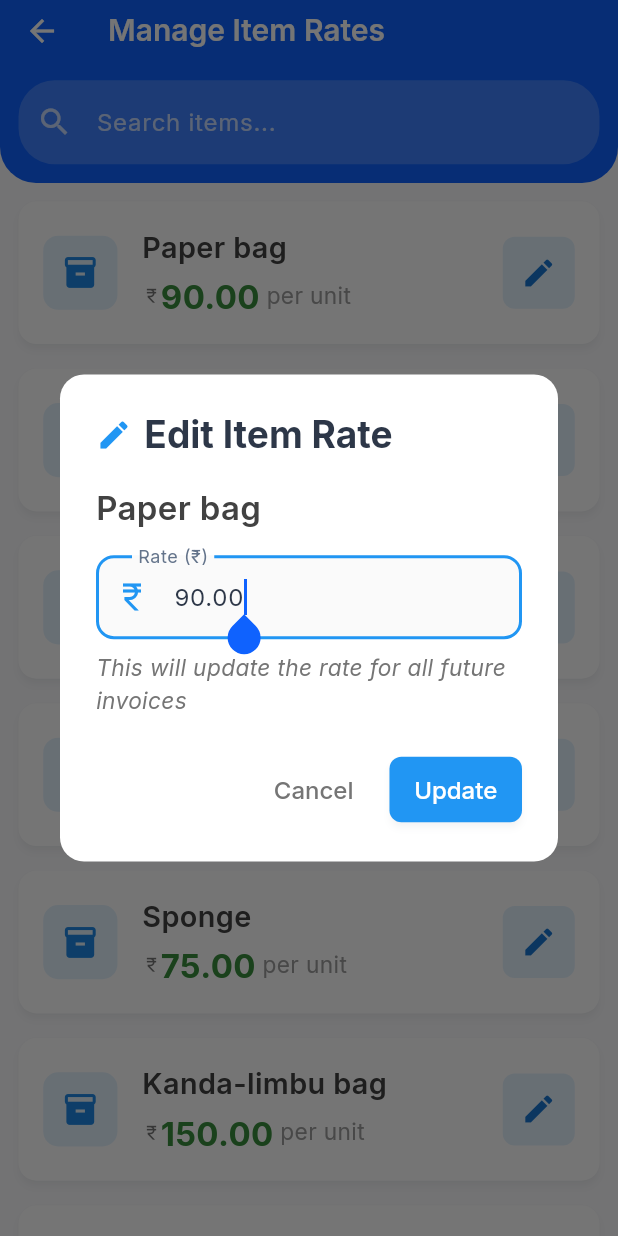
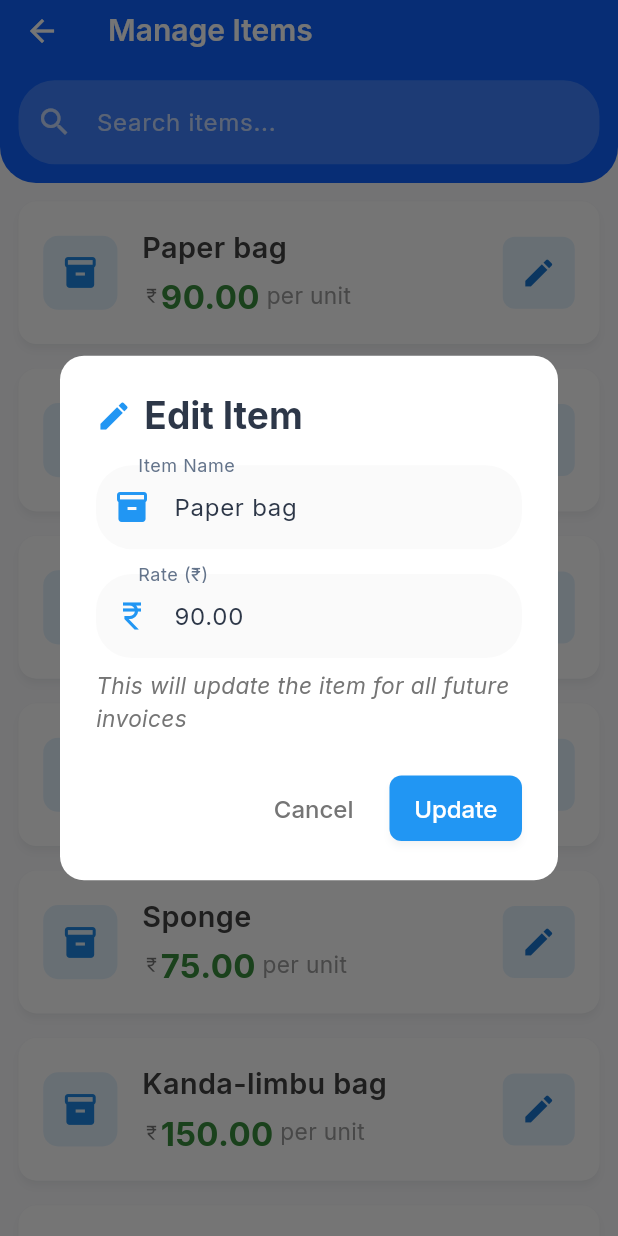
Before and after one commit to Sarthak030506/invoiceflow, a Flutter app: the ItemsScreen screen opened by its route, after a tap on the "edit" icon, on a phone screen of 412 x 824 dp. Run offline on Flutter 3.47's test engine with Material 3 defaults, Android fonts, the phone set to English and light mode, and no system bars; our stand-ins replace cached_network_image, cloud_firestore, contacts_service, csv, dio, file_picker and 15 more; accounts and stored records are empty.

Commit message:
feat: Enhance Manage Items to support editing both names and rates
Renamed "Manage Item Rates" to "Manage Items" and added full item editing
functionality. Users can now edit both item names and prices, not just rates.

Changes:
- Renamed section from "Manage Item Rates" to "Manage Items" in:
  * Screen title (items_screen.dart)
  * Drawer menu (home_dashboard.dart)
  * Dialog title (rate_edit_dialog.dart)

- Enhanced RateEditDialog:
  * Added name input field with TextEditingController
  * Updated validation to check both name and rate
  * Changed title from "Edit Item Rate" to "Edit Item"
  * Updated info text to reflect full item editing
  * Changed tooltip from "Edit rate" to "Edit item"

- Added CatalogService.updateItemNameAndRate() method:
  * Validates both name and rate inputs
  * Fetches item from ItemsService
  * Uses copyWith() to create updated ProductCatalogItem
  * Updates item in Firestore via ItemsService
  * Clears cache to force refresh

- Updated drawer subtitle to "Edit item names and prices"

Database changes:
- Uses existing ItemsService.updateItem() method
- Updates items in items_catalog collection in Firestore
- No schema changes needed - name and rate fields already exist

```diff
--- a/lib/presentation/home_dashboard/home_dashboard.dart
+++ b/lib/presentation/home_dashboard/home_dashboard.dart
@@ -218,7 +218,7 @@ class _HomeDashboardState extends State<HomeDashboard> {
         } else {
           ScaffoldMessenger.of(context).showSnackBar(
             SnackBar(
-              content: const Text('✓ Loaded data from Local Database'),
+              content: const Text('✓ Loaded data from Central Database'),
               backgroundColor: Colors.green,
               duration: const Duration(seconds: 2),
             ),
@@ -241,7 +241,7 @@ class _HomeDashboardState extends State<HomeDashboard> {
       if (mounted) {
         ScaffoldMessenger.of(context).showSnackBar(
           const SnackBar(
-            content: Text('Data refreshed successfully from Local Database'),
+            content: Text('Data refreshed successfully from Central Database'),
             duration: Duration(seconds: 2),
           ),
         );
@@ -389,13 +389,13 @@ class _HomeDashboardState extends State<HomeDashboard> {
             ListTile(
               leading: Icon(Icons.shopping_basket, color: Colors.purple.shade600),
               title: Text(
-                'Manage Item Rates',
+                'Manage Items',
                 style: TextStyle(
                   fontSize: 16.sp,
                   fontWeight: FontWeight.w500,
                 ),
               ),
-              subtitle: Text('Edit prices for all items'),
+              subtitle: Text('Edit item names and prices'),
               onTap: () {
                 Navigator.pop(context);
                 Navigator.pushNamed(context, '/items-screen');
@@ -603,7 +603,7 @@ class _HomeDashboardState extends State<HomeDashboard> {
                                 crossAxisAlignment: CrossAxisAlignment.start,
                                 children: [
                                   Text(
-                                    'Data Source: Local Database',
+                                    'Data Source: Central Database',
                                     style: Theme.of(context)
                                         .textTheme
                                         .bodySmall
@@ -1353,7 +1353,7 @@ class _HomeDashboardState extends State<HomeDashboard> {
           ),
           SizedBox(height: 1.h),
           Text(
-            'No invoice data found in local storage. Please add a new invoice.',
+            'No invoice data found in Central storage. Please add a new invoice.',
             textAlign: TextAlign.center,
             style: Theme.of(context)
                 .textTheme
--- a/lib/presentation/items_screen/items_screen.dart
+++ b/lib/presentation/items_screen/items_screen.dart
@@ -93,7 +93,7 @@ class _ItemsScreenState extends State<ItemsScreen> {
   Widget build(BuildContext context) {
     return Scaffold(
       appBar: AppBar(
-        title: const Text('Manage Item Rates'),
+        title: const Text('Manage Items'),
         bottom: PreferredSize(
           preferredSize: Size.fromHeight(8.h),
           child: Container(
@@ -261,7 +261,7 @@ class _ItemCard extends StatelessWidget {
                     color: Colors.blue.shade700,
                   ),
                   onPressed: onEditRate,
-                  tooltip: 'Edit rate',
+                  tooltip: 'Edit item',
                 ),
               ),
             ],
--- a/lib/services/catalog_service.dart
+++ b/lib/services/catalog_service.dart
@@ -129,6 +129,47 @@ class CatalogService {
     }
   }
 
+  // Update item name and rate
+  Future<void> updateItemNameAndRate(int itemId, String newName, double newRate) async {
+    try {
+      // Validate input
+      if (newName.trim().isEmpty) {
+        throw Exception('Item name cannot be empty');
+      }
+      if (newRate <= 0) {
+        throw Exception('Rate must be positive');
+      }
+
+      // Get all items from ItemsService
+      final allItems = await _itemsService.getAllItems();
+
+      // Find the item to update
+      final itemToUpdate = allItems.firstWhere(
+        (item) => item.id == itemId.toString(),
+        orElse: () => throw Exception('Item not found'),
+      );
+
+      // Create updated item
+      final updatedItem = itemToUpdate.copyWith(
+        name: newName.trim(),
+        rate: newRate,
+        updatedAt: DateTime.now(),
+      );
+
+      // Update in Firestore
+      await _itemsService.updateItem(updatedItem);
+
+      // Clear cache to force refresh
+      _catalogCache = null;
+      _lastCacheUpdate = null;
+
+      AppLogger.info('Item updated: $newName - ₹$newRate', 'CatalogService');
+    } catch (e) {
+      AppLogger.error('Failed to update item', 'CatalogService', e);
+      rethrow;
+    }
+  }
+
   // Reset item rate to default
   Future<void> resetItemRate(int itemId) async {
     try {
--- a/lib/widgets/rate_edit_dialog.dart
+++ b/lib/widgets/rate_edit_dialog.dart
@@ -29,6 +29,7 @@ class RateEditDialog extends StatefulWidget {
 }
 
 class _RateEditDialogState extends State<RateEditDialog> {
+  late TextEditingController _nameController;
   late TextEditingController _rateController;
   final CatalogService _catalogService = CatalogService.instance;
   bool _isLoading = false;
@@ -38,6 +39,7 @@ class _RateEditDialogState extends State<RateEditDialog> {
   @override
   void initState() {
     super.initState();
+    _nameController = TextEditingController(text: widget.item.name);
     _rateController = TextEditingController(text: widget.item.rate.toStringAsFixed(2));
     _loadRateInfo();
   }
@@ -52,19 +54,31 @@ class _RateEditDialogState extends State<RateEditDialog> {
 
   @override
   void dispose() {
+    _nameController.dispose();
     _rateController.dispose();
     super.dispose();
   }
 
   Future<void> _updateRate() async {
+    final newName = _nameController.text.trim();
     final newRateText = _rateController.text.trim();
     final newRate = double.tryParse(newRateText);
 
     // Validation
+    if (newName.isEmpty) {
+      ScaffoldMessenger.of(context).showSnackBar(
+        const SnackBar(
+          content: Text('Please enter an item name'),
+          backgroundColor: Colors.red,
+        ),
+      );
+      return;
+    }
+
     if (newRate == null || newRate <= 0) {
       ScaffoldMessenger.of(context).showSnackBar(
         const SnackBar(
-          content: Text('Please enter a valid positive number'),
+          content: Text('Please enter a valid positive rate'),
           backgroundColor: Colors.red,
         ),
       );
@@ -76,14 +90,14 @@ class _RateEditDialogState extends State<RateEditDialog> {
     });
 
     try {
-      await _catalogService.updateItemRate(widget.item.id, newRate);
+      await _catalogService.updateItemNameAndRate(widget.item.id, newName, newRate);
 
       if (!mounted) return;
 
       // Show success message
       ScaffoldMessenger.of(context).showSnackBar(
         SnackBar(
-          content: Text('Rate updated to ₹${newRate.toStringAsFixed(2)}'),
+          content: Text('Item updated successfully'),
           backgroundColor: Colors.green,
         ),
       );
@@ -100,7 +114,7 @@ class _RateEditDialogState extends State<RateEditDialog> {
 
       ScaffoldMessenger.of(context).showSnackBar(
         SnackBar(
-          content: Text('Error updating rate: ${e.toString()}'),
+          content: Text('Error updating item: ${e.toString()}'),
           backgroundColor: Colors.red,
         ),
       );
@@ -166,7 +180,7 @@ class _RateEditDialogState extends State<RateEditDialog> {
           SizedBox(width: 2.w),
           Expanded(
             child: Text(
-              'Edit Item Rate',
+              'Edit Item',
               style: TextStyle(fontSize: 18.sp, fontWeight: FontWeight.bold),
             ),
           ),
@@ -176,17 +190,6 @@ class _RateEditDialogState extends State<RateEditDialog> {
         mainAxisSize: MainAxisSize.min,
         crossAxisAlignment: CrossAxisAlignment.start,
         children: [
-          // Item name
-          Text(
-            widget.item.name,
-            style: TextStyle(
-              fontSize: 16.sp,
-              fontWeight: FontWeight.w600,
-              color: Colors.grey.shade800,
-            ),
-          ),
-          SizedBox(height: 2.h),
-
           // Current rate info
           if (_hasCustomRate)
             Container(
@@ -227,10 +230,30 @@ class _RateEditDialogState extends State<RateEditDialog> {
               ),
             ),
 
+          // Name input
+          TextField(
+            controller: _nameController,
+            enabled: !_isLoading,
+            textCapitalization: TextCapitalization.words,
+            decoration: InputDecoration(
+              labelText: 'Item Name',
+              hintText: 'Enter item name',
+              prefixIcon: Icon(Icons.inventory_2, color: Colors.blue),
+              border: OutlineInputBorder(borderRadius: BorderRadius.circular(12)),
+              focusedBorder: OutlineInputBorder(
+                borderRadius: BorderRadius.circular(12),
+                borderSide: BorderSide(color: Colors.blue, width: 2),
+              ),
+              filled: true,
+              fillColor: Colors.grey.shade50,
+            ),
+          ),
+
+          SizedBox(height: 2.h),
+
           // Rate input
           TextField(
             controller: _rateController,
-            autofocus: true,
             enabled: !_isLoading,
             keyboardType: TextInputType.numberWithOptions(decimal: true),
             inputFormatters: [
@@ -238,7 +261,7 @@ class _RateEditDialogState extends State<RateEditDialog> {
             ],
             decoration: InputDecoration(
               labelText: 'Rate (₹)',
-              hintText: 'Enter new rate',
+              hintText: 'Enter rate',
               prefixIcon: Icon(Icons.currency_rupee, color: Colors.blue),
               border: OutlineInputBorder(borderRadius: BorderRadius.circular(12)),
               focusedBorder: OutlineInputBorder(
@@ -255,7 +278,7 @@ class _RateEditDialogState extends State<RateEditDialog> {
 
           // Info text
           Text(
-            'This will update the rate for all future invoices',
+            'This will update the item for all future invoices',
             style: TextStyle(
               fontSize: 11.sp,
               color: Colors.grey.shade600,
```
